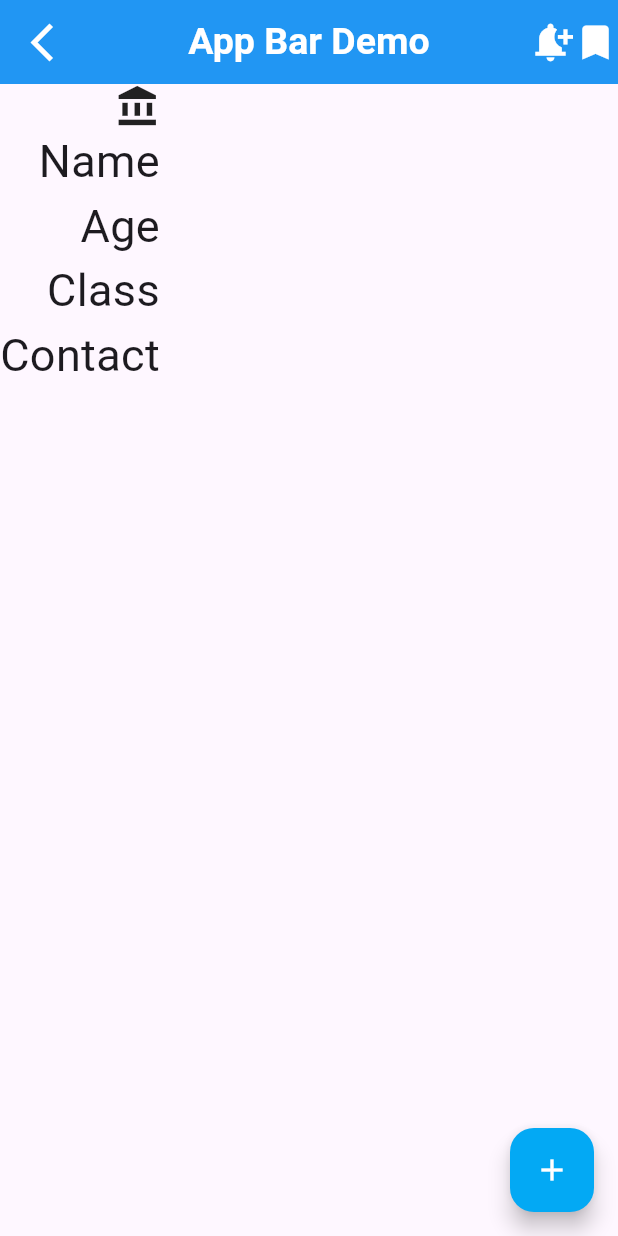
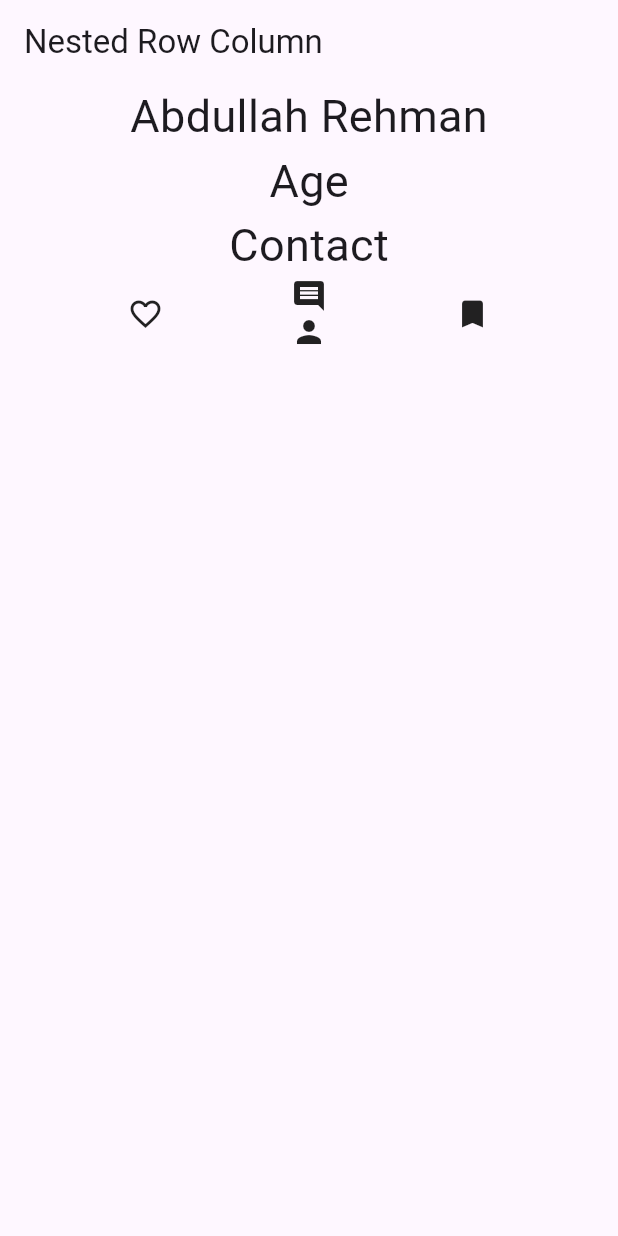
Before and after one commit to AbRehman536/Flutter_sec_5, a Flutter app: the screen it shows after launch, on a phone screen of 412 x 824 dp. Run offline on Flutter 3.47's test engine with Material 3 defaults, Android fonts, the phone set to English and light mode, and no system bars.

Commit message:
nested row column done

```diff
--- a/lib/main.dart
+++ b/lib/main.dart
@@ -1,5 +1,6 @@
 import 'package:flutter/material.dart';
 import 'package:flutter_sec_5/appbardemo.dart';
+import 'package:flutter_sec_5/row_column.dart';
 
 void main() {
   runApp(const MyApp());
@@ -32,7 +33,7 @@
         colorScheme: ColorScheme.fromSeed(seedColor: Colors.deepPurple),
         useMaterial3: true,
       ),
-      home: Appbardemo(),
+      home: RowColumnDemo(),
     );
   }
 }
--- /dev/null
+++ b/lib/row_column.dart
@@ -0,0 +1,26 @@
+import 'package:flutter/material.dart';
+
+class RowColumnDemo extends StatelessWidget {
+  const RowColumnDemo({super.key});
+
+  @override
+  Widget build(BuildContext context) {
+    return Scaffold(
+      appBar: AppBar(title: Text("Nested Row Column"),),
+      body: Column(children: [
+        Text("Abdullah Rehman",style: TextStyle(fontSize: 30),),
+        Text("Age",style: TextStyle(fontSize: 30),),
+        Text("Contact",style: TextStyle(fontSize: 30),),
+        Row(
+          mainAxisAlignment: MainAxisAlignment.spaceEvenly,
+          children: [
+          Icon(Icons.favorite_border),
+          Column(children: [Icon(Icons.comment),
+            Icon(Icons.person),],),
+
+          Icon(Icons.bookmark),
+        ],)
+      ],),
+    );
+  }
+}
```
